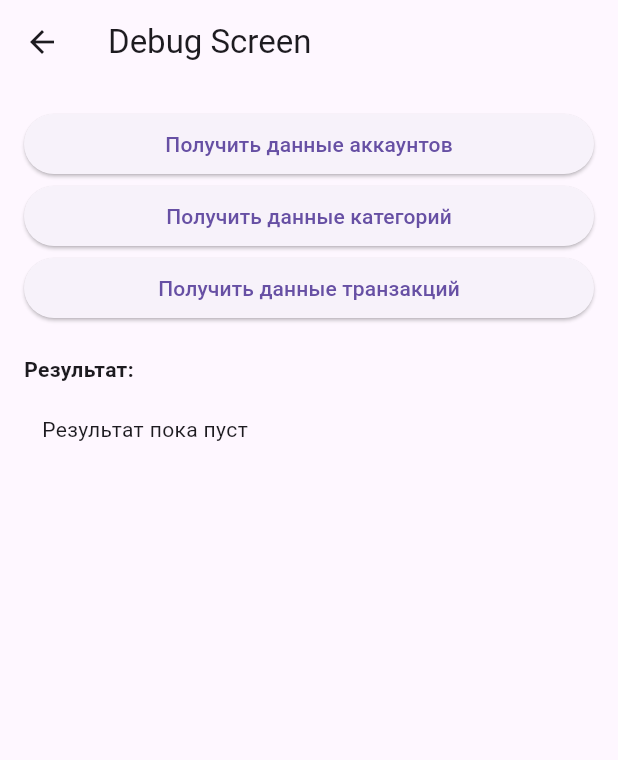
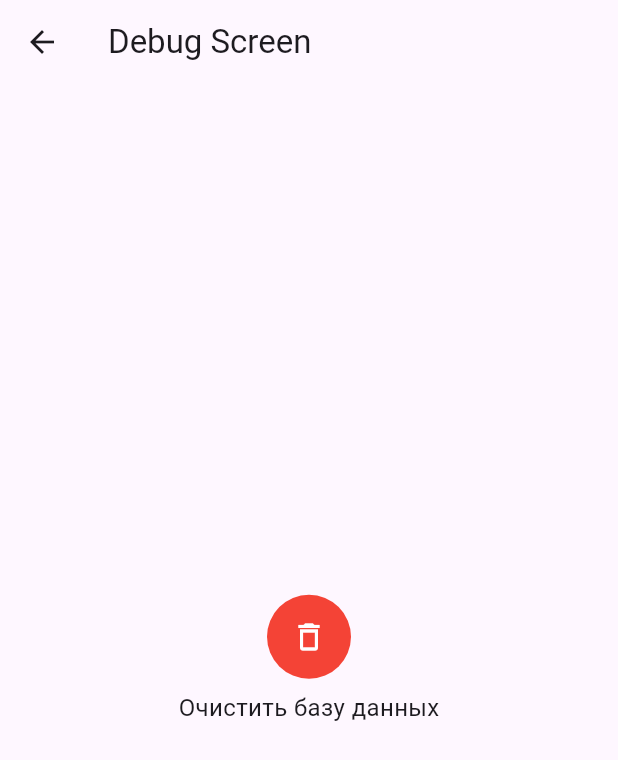
Before and after one commit to eln02/yandex_school_homework, a Flutter app: the DebugScreen screen opened directly, on a phone screen of 412 x 824 dp. Shown: the top 760 px of the screen. Run offline on Flutter 3.47's test engine with Material 3 defaults, Android fonts, the phone set to English and light mode, and no system bars; our stand-ins replace dio, envied, equatable, flutter_bloc, flutter_svg, freezed_annotation and 5 more; missing offline and left inert: fuzzy, talker_dio_logger; accounts and stored records are empty; generated files the repository leaves out were written again; statements that could not run were skipped.

Commit message:
база данных

```diff
--- a/lib/app/database/i_database_service.dart
+++ b/lib/app/database/i_database_service.dart
@@ -4,7 +4,11 @@ import 'package:yandex_school_homework/features/transactions/domain/entity/trans
 /// Сервис для работы с базой данных
 abstract class IDatabaseService {
   /// Метод получения всех транзакций
-  Future<List<TransactionResponseEntity>> getAllTransactions();
+  Future<List<TransactionResponseEntity>> getAllTransactions({
+    required int accountId,
+    required String startDate,
+    required String endDate,
+  });
 
   /// Метод создания транзакции
   Future<TransactionResponseEntity> createTransaction(
--- a/lib/di/di_repositories.dart
+++ b/lib/di/di_repositories.dart
@@ -8,8 +8,8 @@ import 'package:yandex_school_homework/features/accounts/data/repository/account
 import 'package:yandex_school_homework/features/categories/data/repository/categories_mock_repository.dart';
 import 'package:yandex_school_homework/features/categories/data/repository/categories_repository.dart';
 import 'package:yandex_school_homework/features/categories/domain/repository/i_categories_repository.dart';
+import 'package:yandex_school_homework/features/transactions/data/repository/transactions_local_repository.dart';
 import 'package:yandex_school_homework/features/transactions/data/repository/transactions_mock_repository.dart';
-import 'package:yandex_school_homework/features/transactions/data/repository/transactions_repository.dart';
 import 'package:yandex_school_homework/features/transactions/domain/repository/i_transactions_repository.dart';
 
 final class DiRepositories {
@@ -56,7 +56,8 @@ final class DiRepositories {
       transactionsRepository = _lazyInitRepo<ITransactionsRepository>(
         mockFactory: TransactionsMockRepository.new,
         mainFactory: () =>
-            TransactionsRepository(httpClient: diContainer.httpClient),
+            //TransactionsRepository(httpClient: diContainer.httpClient),
+            TransactionsLocalRepository(databaseService: diContainer.databaseService),
       );
       onProgress(transactionsRepository.name);
     } on Object catch (error, stackTrace) {
--- a/lib/features/debug/debug_screen.dart
+++ b/lib/features/debug/debug_screen.dart
@@ -1,4 +1,3 @@
-import 'dart:convert';
 import 'package:flutter/material.dart';
 import 'package:yandex_school_homework/app/app_context_ext.dart';
 
@@ -10,76 +9,37 @@ class DebugScreen extends StatefulWidget {
 }
 
 class _DebugScreenState extends State<DebugScreen> {
-  String _resultText = 'Результат пока пуст';
+  Future<void> _clearDatabase(BuildContext context) async {
+    await context.di.databaseService.clearDatabase();
+    if (context.mounted) {
+      ScaffoldMessenger.of(
+        context,
+      ).showSnackBar(const SnackBar(content: Text('База данных очищена')));
+    }
+  }
 
   @override
   Widget build(BuildContext context) {
     return Scaffold(
       appBar: AppBar(title: const Text('Debug Screen')),
-      body: Padding(
-        padding: const EdgeInsets.all(16),
+      body: Center(
         child: Column(
-          crossAxisAlignment: CrossAxisAlignment.stretch,
-          // растягивает элементы по ширине
+          mainAxisAlignment: MainAxisAlignment.center,
           children: [
-            ElevatedButton(
-              onPressed: () async {
-                final repository = context.di.repositories.accountsRepository;
-                final result = await repository.fetchAccounts();
-                setState(() {
-                  _resultText = _formatResult(result);
-                });
-              },
-              child: const Text('Получить данные аккаунтов'),
-            ),
-            ElevatedButton(
-              onPressed: () async {
-                final repository = context.di.repositories.categoriesRepository;
-                final result = await repository.fetchCategories();
-                setState(() {
-                  _resultText = _formatResult(result);
-                });
-              },
-              child: const Text('Получить данные категорий'),
-            ),
-            ElevatedButton(
-              onPressed: () async {
-               /* final repository =
-                    context.di.repositories.transactionsRepository;
-                final result = await repository.fetchTransactionById(40);
-                setState(() {
-                  _resultText = _formatResult(result);
-                });*/
-              },
-              child: const Text('Получить данные транзакций'),
-            ),
-            const SizedBox(height: 20),
-            const Text(
-              'Результат:',
-              style: TextStyle(fontWeight: FontWeight.bold),
+            IconButton(
+              onPressed: () => _clearDatabase(context),
+              icon: const Icon(Icons.delete_outline),
+              style: IconButton.styleFrom(
+                foregroundColor: Colors.white,
+                backgroundColor: Colors.red,
+                padding: const EdgeInsets.all(16),
+              ),
             ),
             const SizedBox(height: 8),
-            Expanded(
-              child: Container(
-                padding: const EdgeInsets.all(12),
-                decoration: BoxDecoration(
-                  borderRadius: BorderRadius.circular(8),
-                ),
-                child: SingleChildScrollView(child: Text(_resultText)),
-              ),
-            ),
+            const Text('Очистить базу данных', style: TextStyle(fontSize: 16)),
           ],
         ),
       ),
     );
   }
-
-  String _formatResult(Object? result) {
-    try {
-      const encoder = JsonEncoder.withIndent('  ');
-      return encoder.convert(result);
-    } catch (e) {
-      return result.toString();
-    }
-  }
 }
--- a/lib/features/transactions/data/dto/transaction_request/transaction_request_dto.dart
+++ b/lib/features/transactions/data/dto/transaction_request/transaction_request_dto.dart
@@ -10,7 +10,7 @@ class TransactionRequestDto with _$TransactionRequestDto {
     required int accountId,
     required int categoryId,
     required String amount,
-    required DateTime transactionDate,
+    required String transactionDate,
     String? comment,
   }) = _TransactionRequestDto;
 
--- a/lib/features/transactions/data/dto/transaction_request/transaction_request_dto_mapper.dart
+++ b/lib/features/transactions/data/dto/transaction_request/transaction_request_dto_mapper.dart
@@ -7,7 +7,7 @@ extension TransactionRequestDtoMapper on TransactionRequestDto {
       accountId: entity.accountId,
       categoryId: entity.categoryId,
       amount: entity.amount,
-      transactionDate: entity.transactionDate,
+      transactionDate: '${entity.transactionDate.toIso8601String()}Z',
       comment: entity.comment,
     );
   }
--- a/lib/features/transactions/domain/repository/i_transactions_repository.dart
+++ b/lib/features/transactions/domain/repository/i_transactions_repository.dart
@@ -1,5 +1,4 @@
 import 'package:yandex_school_homework/di/di_base_repo.dart';
-import 'package:yandex_school_homework/features/transactions/domain/entity/transaction_entity.dart';
 import 'package:yandex_school_homework/features/transactions/domain/entity/transaction_request_entity.dart';
 import 'package:yandex_school_homework/features/transactions/domain/entity/transaction_response_entity.dart';
 
@@ -12,7 +11,7 @@ abstract interface class ITransactionsRepository with DiBaseRepo {
     required String endDate,
   });
 
-  Future<TransactionEntity> createTransaction(
+  Future<TransactionResponseEntity> createTransaction(
     TransactionRequestEntity transaction,
   );
 
--- /dev/null
+++ b/lib/features/transactions/domain/state/transaction_operation/transacton_operation_cubit.dart
@@ -0,0 +1,53 @@
+import 'package:flutter_bloc/flutter_bloc.dart';
+import 'package:yandex_school_homework/features/transactions/domain/entity/transaction_request_entity.dart';
+import 'package:yandex_school_homework/features/transactions/domain/entity/transaction_response_entity.dart';
+import 'package:yandex_school_homework/features/transactions/domain/repository/i_transactions_repository.dart';
+
+class TransactionOperationCubit extends Cubit<TransactionOperationState> {
+  final ITransactionsRepository repository;
+
+  TransactionOperationCubit(this.repository)
+    : super(const TransactionOperationInitial());
+
+  Future<void> createTransaction(TransactionRequestEntity request) async {
+    emit(const TransactionOperationInProgress());
+
+    try {
+      final newTransaction = await repository.createTransaction(request);
+      emit(TransactionOperationSuccess(transaction: newTransaction));
+    } catch (error, stackTrace) {
+      print('ошибка');
+      print(error.toString());
+      emit(TransactionOperationFailure(error: error, stackTrace: stackTrace));
+    }
+  }
+}
+
+// transaction_operation_state.dart
+sealed class TransactionOperationState {
+  const TransactionOperationState();
+}
+
+class TransactionOperationInitial extends TransactionOperationState {
+  const TransactionOperationInitial();
+}
+
+class TransactionOperationInProgress extends TransactionOperationState {
+  const TransactionOperationInProgress();
+}
+
+class TransactionOperationSuccess extends TransactionOperationState {
+  final TransactionResponseEntity transaction;
+
+  const TransactionOperationSuccess({required this.transaction});
+}
+
+class TransactionOperationFailure extends TransactionOperationState {
+  final dynamic error;
+  final StackTrace stackTrace;
+
+  const TransactionOperationFailure({
+    required this.error,
+    required this.stackTrace,
+  });
+}
--- a/lib/features/transactions/presentation/screens/transactions_history_screen.dart
+++ b/lib/features/transactions/presentation/screens/transactions_history_screen.dart
@@ -69,7 +69,7 @@ class _TransactionsHistoryViewState extends State<_TransactionsHistoryView> {
     final dateNotifier = context.read<DateRangeNotifier>();
     context.read<TransactionsCubit>().fetchTransactions(
       // TODO: размокать accountId когда появится логика аккаунтов
-      accountId: 1,
+      accountId: 140,
       startDate: dateNotifier.apiFormattedStartDate,
       endDate: dateNotifier.apiFormattedEndDate,
     );
@@ -110,7 +110,9 @@ class _TransactionsHistorySuccessScreen extends StatelessWidget {
   final Future<void> Function() onRefresh;
 
   /// ValueNotifier для определения типа сортировки
-  final sortingTypeNotifier = ValueNotifier<SortingType>(SortingType.none);
+  final sortingTypeNotifier = ValueNotifier<SortingType>(
+    SortingType.dateNewestFirst,
+  );
 
   @override
   Widget build(BuildContext context) {
--- a/lib/router/app_router.dart
+++ b/lib/router/app_router.dart
@@ -3,8 +3,8 @@ import 'package:go_router/go_router.dart';
 import 'package:yandex_school_homework/features/accounts/presentation/screens/account_screen.dart';
 import 'package:yandex_school_homework/features/categories/presentation/screens/categories_screen.dart';
 import 'package:yandex_school_homework/features/categories/presentation/screens/search_categories_screen.dart';
+import 'package:yandex_school_homework/features/debug/debug_screen.dart';
 import 'package:yandex_school_homework/features/debug/i_debug_service.dart';
-import 'package:yandex_school_homework/features/debug/transactions_debug_screen.dart';
 import 'package:yandex_school_homework/features/transactions/domain/entity/category_analysis_entity.dart';
 import 'package:yandex_school_homework/features/transactions/domain/entity/transaction_response_entity.dart';
 import 'package:yandex_school_homework/features/transactions/presentation/screens/transactions_analysis_screen.dart';
@@ -187,7 +187,7 @@ class AppRouter {
                 GoRoute(
                   path: '/settings_path',
                   name: 'settings',
-                  builder: (context, state) => const TransactionsDebugScreen(),
+                  builder: (context, state) => const DebugScreen(),
                 ),
               ],
             ),
```
Also changed, not shown: lib/app/database/database_service.dart (+57 -10 lines), lib/app/depends_providers.dart (+7 -0 lines), lib/features/debug/transactions_debug_screen.dart (deleted, +0 -107 lines), lib/features/transactions/data/repository/transactions_local_repository.dart (added, +58 -0 lines), lib/features/transactions/data/repository/transactions_mock_repository.dart (+4 -6 lines), lib/features/transactions/data/repository/transactions_repository.dart (+4 -6 lines), lib/features/transactions/domain/state/transactions_cubit.dart (+12 -0 lines), lib/features/transactions/presentation/screens/transactions_screen.dart (+41 -4 lines), lib/features/transactions/data/dto/transaction_request/transaction_request_dto.freezed.dart (deleted), lib/features/transactions/data/dto/transaction_request/transaction_request_dto.g.dart (deleted).
